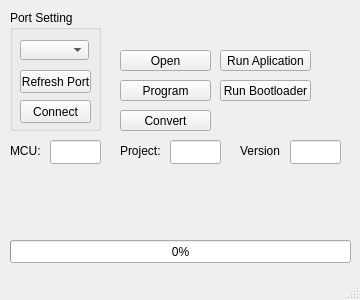
First picture: the form in mainwindow.ui, repository flishet/GUI-Bootloader, before the edit.
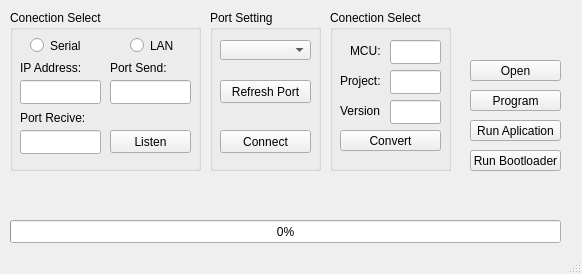
Second picture: the form after the edit.

Commit message: -ezafeh kardane port LAN -->1403/09/17

What changed in the file:
```diff
--- a/mainwindow.ui
+++ b/mainwindow.ui
@@ -6,8 +6,8 @@
    <rect>
     <x>0</x>
     <y>0</y>
-    <width>360</width>
-    <height>300</height>
+    <width>582</width>
+    <height>274</height>
    </rect>
   </property>
   <property name="sizePolicy">
@@ -24,7 +24,7 @@
   </property>
   <property name="maximumSize">
    <size>
-    <width>360</width>
+    <width>670</width>
     <height>300</height>
    </size>
   </property>
@@ -35,8 +35,8 @@
    <widget class="QPushButton" name="btn_open">
     <property name="geometry">
      <rect>
-      <x>120</x>
-      <y>50</y>
+      <x>470</x>
+      <y>60</y>
       <width>91</width>
       <height>21</height>
      </rect>
@@ -48,10 +48,10 @@
    <widget class="QGroupBox" name="groupBox_2">
     <property name="geometry">
      <rect>
-      <x>10</x>
+      <x>210</x>
       <y>10</y>
-      <width>91</width>
-      <height>121</height>
+      <width>111</width>
+      <height>161</height>
      </rect>
     </property>
     <property name="title">
@@ -62,7 +62,7 @@
       <rect>
        <x>10</x>
        <y>30</y>
-       <width>69</width>
+       <width>91</width>
        <height>20</height>
       </rect>
      </property>
@@ -71,8 +71,8 @@
      <property name="geometry">
       <rect>
        <x>10</x>
-       <y>90</y>
-       <width>71</width>
+       <y>120</y>
+       <width>91</width>
        <height>23</height>
       </rect>
      </property>
@@ -90,8 +90,8 @@
      <property name="geometry">
       <rect>
        <x>10</x>
-       <y>60</y>
-       <width>71</width>
+       <y>70</y>
+       <width>91</width>
        <height>23</height>
       </rect>
      </property>
@@ -103,8 +103,8 @@
    <widget class="QPushButton" name="btn_program">
     <property name="geometry">
      <rect>
-      <x>120</x>
-      <y>80</y>
+      <x>470</x>
+      <y>90</y>
       <width>91</width>
       <height>21</height>
      </rect>
@@ -116,10 +116,10 @@
    <widget class="QLabel" name="label">
     <property name="geometry">
      <rect>
-      <x>120</x>
+      <x>460</x>
       <y>10</y>
-      <width>191</width>
-      <height>31</height>
+      <width>111</width>
+      <height>41</height>
      </rect>
     </property>
     <property name="text">
@@ -130,8 +130,8 @@
     <property name="geometry">
      <rect>
       <x>10</x>
-      <y>240</y>
-      <width>341</width>
+      <y>220</y>
+      <width>551</width>
       <height>23</height>
      </rect>
     </property>
@@ -151,8 +151,8 @@
    <widget class="QPushButton" name="btn_app">
     <property name="geometry">
      <rect>
-      <x>220</x>
-      <y>50</y>
+      <x>470</x>
+      <y>120</y>
       <width>91</width>
       <height>21</height>
      </rect>
@@ -164,8 +164,8 @@
    <widget class="QPushButton" name="btn_boot">
     <property name="geometry">
      <rect>
-      <x>220</x>
-      <y>80</y>
+      <x>470</x>
+      <y>150</y>
       <width>91</width>
       <height>21</height>
      </rect>
@@ -177,9 +177,9 @@
    <widget class="QLabel" name="label_2">
     <property name="geometry">
      <rect>
-      <x>10</x>
-      <y>200</y>
-      <width>341</width>
+      <x>20</x>
+      <y>180</y>
+      <width>541</width>
       <height>31</height>
      </rect>
     </property>
@@ -190,24 +190,192 @@
      <set>Qt::AlignmentFlag::AlignCenter</set>
     </property>
    </widget>
-   <widget class="QPushButton" name="btn_convert">
+   <widget class="QGroupBox" name="groupBox_3">
+    <property name="geometry">
+     <rect>
+      <x>10</x>
+      <y>10</y>
+      <width>191</width>
+      <height>161</height>
+     </rect>
+    </property>
+    <property name="title">
+     <string>Conection Select</string>
+    </property>
+    <widget class="QRadioButton" name="rd_serial">
+     <property name="geometry">
+      <rect>
+       <x>20</x>
+       <y>20</y>
+       <width>51</width>
+       <height>31</height>
+      </rect>
+     </property>
+     <property name="text">
+      <string>Serial</string>
+     </property>
+    </widget>
+    <widget class="QRadioButton" name="rd_lan">
     <property name="geometry">
      <rect>
       <x>120</x>
-      <y>110</y>
-      <width>91</width>
+       <y>20</y>
+       <width>51</width>
+       <height>31</height>
+      </rect>
+     </property>
+     <property name="text">
+      <string>LAN</string>
+     </property>
+    </widget>
+    <widget class="QLineEdit" name="lineEdit_4">
+     <property name="geometry">
+      <rect>
+       <x>10</x>
+       <y>70</y>
+       <width>81</width>
+       <height>24</height>
+      </rect>
+     </property>
+     <property name="inputMask">
+      <string/>
+     </property>
+    </widget>
+    <widget class="QLabel" name="label_6">
+     <property name="geometry">
+      <rect>
+       <x>10</x>
+       <y>50</y>
+       <width>71</width>
+       <height>16</height>
+      </rect>
+     </property>
+     <property name="text">
+      <string>IP Address:</string>
+     </property>
+    </widget>
+    <widget class="QLabel" name="label_7">
+     <property name="geometry">
+      <rect>
+       <x>100</x>
+       <y>50</y>
+       <width>71</width>
+       <height>16</height>
+      </rect>
+     </property>
+     <property name="text">
+      <string>Port Send:</string>
+     </property>
+    </widget>
+    <widget class="QLineEdit" name="lineEdit_5">
+     <property name="geometry">
+      <rect>
+       <x>100</x>
+       <y>70</y>
+       <width>81</width>
+       <height>24</height>
+      </rect>
+     </property>
+     <property name="inputMask">
+      <string/>
+     </property>
+    </widget>
+    <widget class="QLabel" name="label_8">
+     <property name="geometry">
+      <rect>
+       <x>10</x>
+       <y>100</y>
+       <width>71</width>
+       <height>16</height>
+      </rect>
+     </property>
+     <property name="text">
+      <string>Port Recive:</string>
+     </property>
+    </widget>
+    <widget class="QLineEdit" name="lineEdit_6">
+     <property name="geometry">
+      <rect>
+       <x>10</x>
+       <y>120</y>
+       <width>81</width>
+       <height>24</height>
+      </rect>
+     </property>
+     <property name="inputMask">
+      <string/>
+     </property>
+    </widget>
+    <widget class="QPushButton" name="btn_listen">
+     <property name="geometry">
+      <rect>
+       <x>100</x>
+       <y>120</y>
+       <width>81</width>
+       <height>23</height>
+      </rect>
+     </property>
+     <property name="sizePolicy">
+      <sizepolicy hsizetype="Fixed" vsizetype="Fixed">
+       <horstretch>0</horstretch>
+       <verstretch>0</verstretch>
+      </sizepolicy>
+     </property>
+     <property name="text">
+      <string>Listen</string>
+     </property>
+    </widget>
+   </widget>
+   <widget class="QGroupBox" name="groupBox_4">
+    <property name="geometry">
+     <rect>
+      <x>330</x>
+      <y>10</y>
+      <width>121</width>
+      <height>161</height>
+     </rect>
+    </property>
+    <property name="title">
+     <string>Conection Select</string>
+    </property>
+    <widget class="QLineEdit" name="lineEdit_2">
+     <property name="geometry">
+      <rect>
+       <x>60</x>
+       <y>60</y>
+       <width>51</width>
+       <height>24</height>
+      </rect>
+     </property>
+    </widget>
+    <widget class="QLineEdit" name="lineEdit_3">
+     <property name="geometry">
+      <rect>
+       <x>60</x>
+       <y>90</y>
+       <width>51</width>
+       <height>24</height>
+      </rect>
+     </property>
+    </widget>
+    <widget class="QLabel" name="label_5">
+     <property name="geometry">
+      <rect>
+       <x>10</x>
+       <y>90</y>
+       <width>41</width>
       <height>21</height>
      </rect>
     </property>
     <property name="text">
-     <string>Convert</string>
+      <string>Version:</string>
     </property>
    </widget>
    <widget class="QLineEdit" name="lineEdit">
     <property name="geometry">
      <rect>
-      <x>50</x>
-      <y>140</y>
+       <x>60</x>
+       <y>30</y>
       <width>51</width>
       <height>24</height>
      </rect>
@@ -219,8 +387,8 @@
    <widget class="QLabel" name="label_3">
     <property name="geometry">
      <rect>
-      <x>10</x>
-      <y>140</y>
+       <x>20</x>
+       <y>30</y>
       <width>31</width>
       <height>21</height>
      </rect>
@@ -229,21 +397,11 @@
      <string>MCU:</string>
     </property>
    </widget>
-   <widget class="QLineEdit" name="lineEdit_2">
-    <property name="geometry">
-     <rect>
-      <x>170</x>
-      <y>140</y>
-      <width>51</width>
-      <height>24</height>
-     </rect>
-    </property>
-   </widget>
    <widget class="QLabel" name="label_4">
     <property name="geometry">
      <rect>
-      <x>120</x>
-      <y>140</y>
+       <x>10</x>
+       <y>60</y>
       <width>41</width>
       <height>21</height>
      </rect>
@@ -252,28 +410,19 @@
      <string>Project:</string>
     </property>
    </widget>
-   <widget class="QLabel" name="label_5">
+    <widget class="QPushButton" name="btn_convert">
     <property name="geometry">
      <rect>
-      <x>240</x>
-      <y>140</y>
-      <width>41</width>
+       <x>10</x>
+       <y>120</y>
+       <width>101</width>
       <height>21</height>
      </rect>
     </property>
     <property name="text">
-     <string>Version:</string>
-    </property>
-   </widget>
-   <widget class="QLineEdit" name="lineEdit_3">
-    <property name="geometry">
-     <rect>
-      <x>290</x>
-      <y>140</y>
-      <width>51</width>
-      <height>24</height>
-     </rect>
-    </property>
+      <string>Convert</string>
+     </property>
+    </widget>
    </widget>
   </widget>
   <widget class="QStatusBar" name="statusbar"/>
```
Left out of the diff: 2 changed lines with no effect on the pictures. Lines whose indentation alone changed are shown as unchanged. The commit also changes 5 other files.
